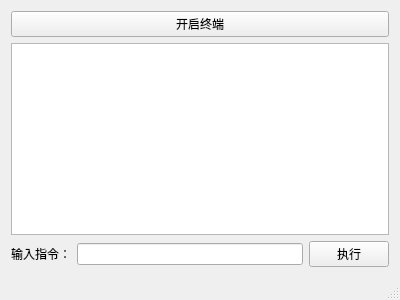
ZhengPengqiao/QtStudy, file Tools/10_Terminal/mainwindow.ui: the form before one commit.
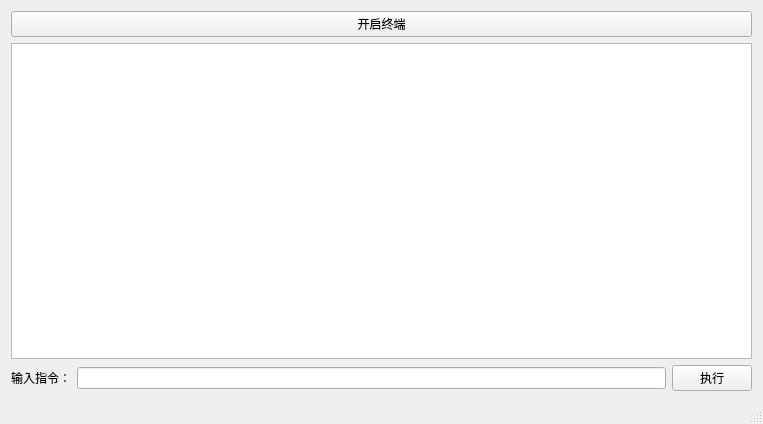
The form after the commit.

What changed in the file:
```diff
--- a/Tools/10_Terminal/mainwindow.ui
+++ b/Tools/10_Terminal/mainwindow.ui
@@ -6,8 +6,8 @@
    <rect>
     <x>0</x>
     <y>0</y>
-    <width>400</width>
-    <height>300</height>
+    <width>763</width>
+    <height>424</height>
    </rect>
   </property>
   <property name="windowTitle">
```
Left out of the diff: 16 changed lines with no effect on the pictures.
